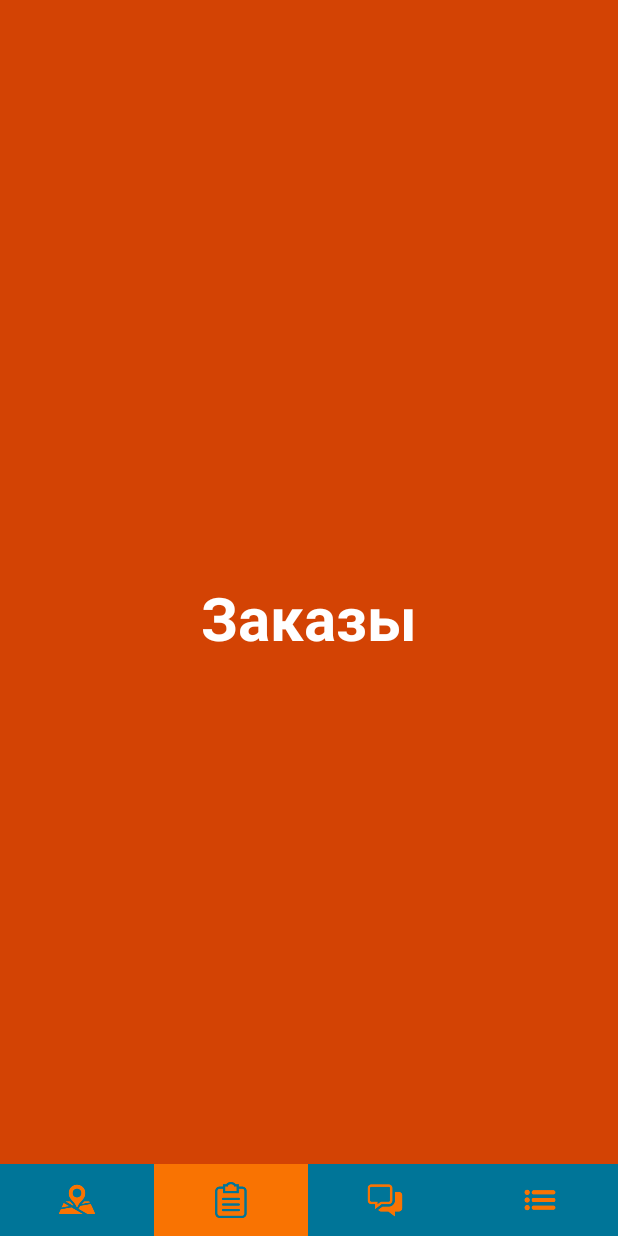
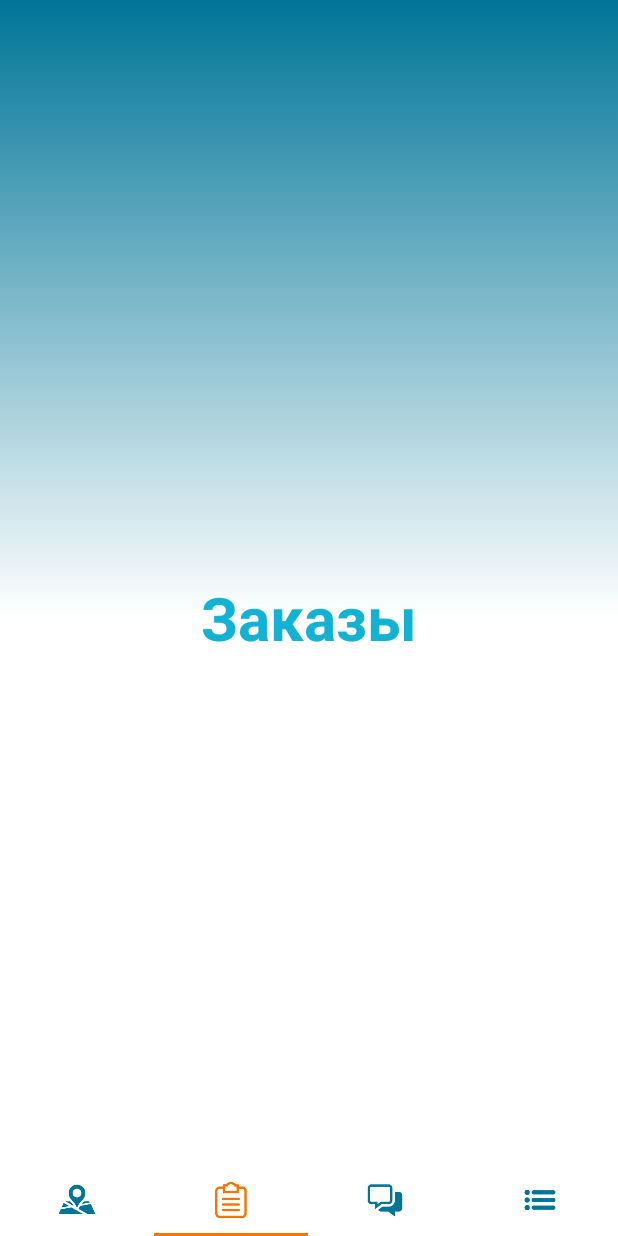
Before and after one commit to dima-shm/Delivery-Control, an Android app: the screen it shows after launch (MainActivity), on a phone screen of 412 x 824 dp. Run offline under Robolectric (Android 15) with nearby library versions, the phone set to English and light mode, and no system bars.

Commit message:
Update application style
Change tablayout colors. Add background gradient color

```diff
--- a/DelControl/app/src/main/java/com/shm/dim/delcontrol/activity/MainActivity.java
+++ b/DelControl/app/src/main/java/com/shm/dim/delcontrol/activity/MainActivity.java
@@ -28,7 +28,7 @@ public class MainActivity extends AppCompatActivity {
     protected void onCreate(Bundle savedInstanceState) {
         super.onCreate(savedInstanceState);
         setContentView(R.layout.activity_main);
-        SELECTED_TAB_ICON_COLOR = MainActivity.this.getColor(R.color.colorPrimaryDark);
+        SELECTED_TAB_ICON_COLOR = MainActivity.this.getColor(R.color.colorAccent);
         initComponents();
     }
 
--- /dev/null
+++ b/DelControl/app/src/main/res/drawable/background_color.xml
@@ -0,0 +1,13 @@
+<?xml version="1.0" encoding="utf-8"?>
+<selector xmlns:android="http://schemas.android.com/apk/res/android">
+    <item>
+        <shape>
+            <gradient
+                android:type="linear"
+                android:startColor="@color/colorWhite"
+                android:centerColor="@color/colorWhite"
+                android:endColor="@color/colorPrimaryDark"
+                android:angle="90"/>
+        </shape>
+    </item>
+</selector>
--- a/DelControl/app/src/main/res/layout/activity_main.xml
+++ b/DelControl/app/src/main/res/layout/activity_main.xml
@@ -21,9 +21,8 @@
         android:layout_width="match_parent"
         android:layout_height="@dimen/tab_layout_height"
         android:layout_gravity="end|bottom"
-        android:background="@color/colorPrimaryDark"
-        app:tabIconTint="@color/colorAccent"
-        app:tabIndicatorHeight="@dimen/tab_layout_height">
+        android:background="@color/colorWhite"
+        app:tabIconTint="@color/colorPrimaryDark">
 
         <android.support.design.widget.TabItem
             android:id="@+id/tab_map"
--- a/DelControl/app/src/main/res/layout/fragment_map.xml
+++ b/DelControl/app/src/main/res/layout/fragment_map.xml
@@ -1,5 +1,5 @@
 <?xml version="1.0" encoding="utf-8"?>
-<android.support.design.widget.CoordinatorLayout
+<RelativeLayout
     xmlns:android="http://schemas.android.com/apk/res/android"
     android:layout_width="match_parent"
     android:layout_height="match_parent"
@@ -10,4 +10,4 @@
         android:layout_width="wrap_content"
         android:layout_height="wrap_content" />
 
-</android.support.design.widget.CoordinatorLayout>
+</RelativeLayout>
--- a/DelControl/app/src/main/res/layout/fragment_orders.xml
+++ b/DelControl/app/src/main/res/layout/fragment_orders.xml
@@ -2,8 +2,9 @@
 <RelativeLayout
     xmlns:android="http://schemas.android.com/apk/res/android"
     android:layout_width="match_parent"
-    android:background="@color/colorAccentDark"
-    android:layout_height="match_parent">
+    android:layout_height="match_parent"
+    android:background="@drawable/background_color"
+    android:layout_marginBottom="@dimen/tab_layout_height">
 
     <TextView
         android:layout_width="wrap_content"
@@ -11,7 +12,7 @@
         android:text="@string/orders"
         android:textSize="40dp"
         android:textStyle="bold"
-        android:textColor="#fff"
+        android:textColor="@color/colorPrimary"
         android:layout_centerInParent="true"/>
 
 </RelativeLayout>
```
Also changed, not shown: DelControl/app/src/main/res/layout/fragment_chat.xml (+6 -9 lines), DelControl/app/src/main/res/layout/fragment_menu.xml (+4 -3 lines).
